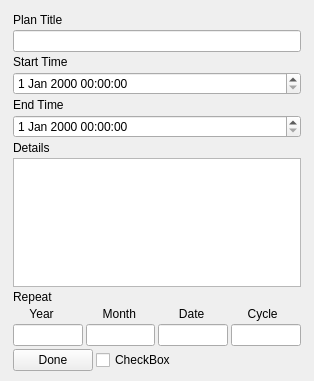
RedChiken/Calendar, file Qt_Calendar/Calendar/editplan.ui: the form before one commit.
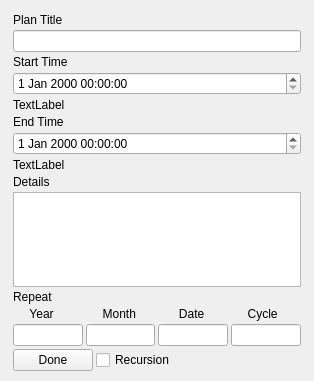
The form after the commit.

```diff
--- a/Qt_Calendar/Calendar/editplan.ui
+++ b/Qt_Calendar/Calendar/editplan.ui
@@ -105,6 +105,13 @@
      <item>
       <widget class="QDateTimeEdit" name="dateTimeStart"/>
      </item>
+     <item>
+      <widget class="QLabel" name="label_9">
+       <property name="text">
+        <string>TextLabel</string>
+       </property>
+      </widget>
+     </item>
      <item>
       <widget class="QLabel" name="label_2">
        <property name="text">
@@ -124,6 +131,13 @@
      <item>
       <widget class="QDateTimeEdit" name="dateTimeEnd"/>
      </item>
+     <item>
+      <widget class="QLabel" name="label_10">
+       <property name="text">
+        <string>TextLabel</string>
+       </property>
+      </widget>
+     </item>
      <item>
       <widget class="QLabel" name="label_3">
        <property name="text">
@@ -215,7 +229,7 @@
          <item>
           <widget class="QCheckBox" name="checkBox">
            <property name="text">
-            <string>CheckBox</string>
+            <string>Recursion</string>
            </property>
           </widget>
          </item>
```
